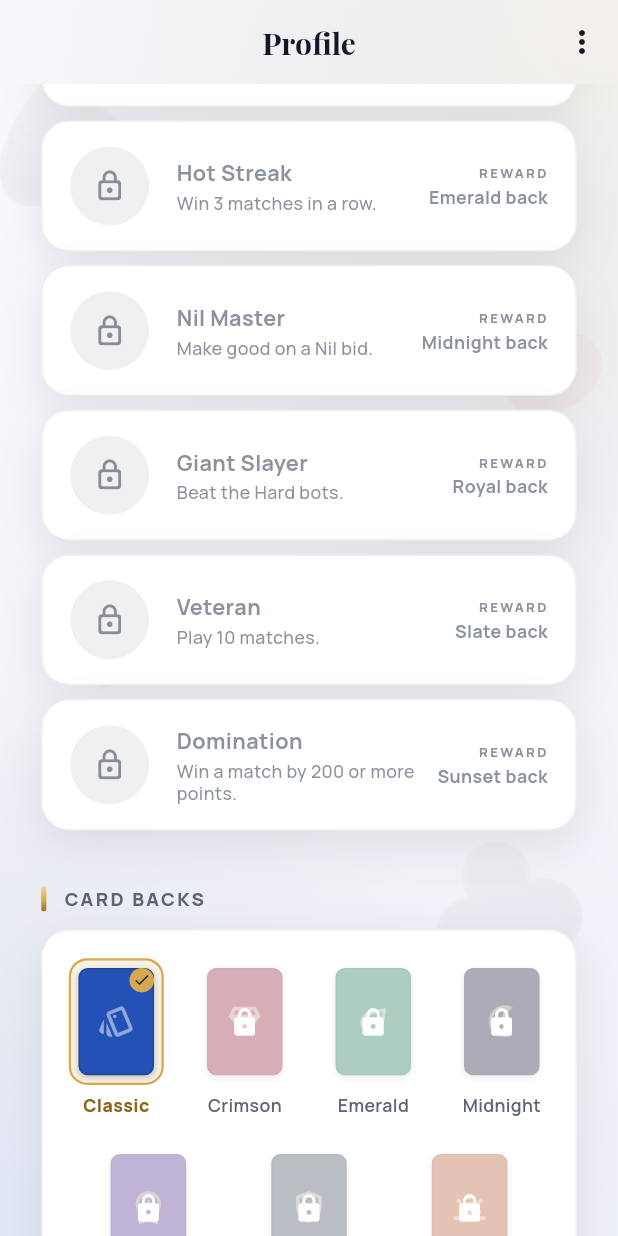
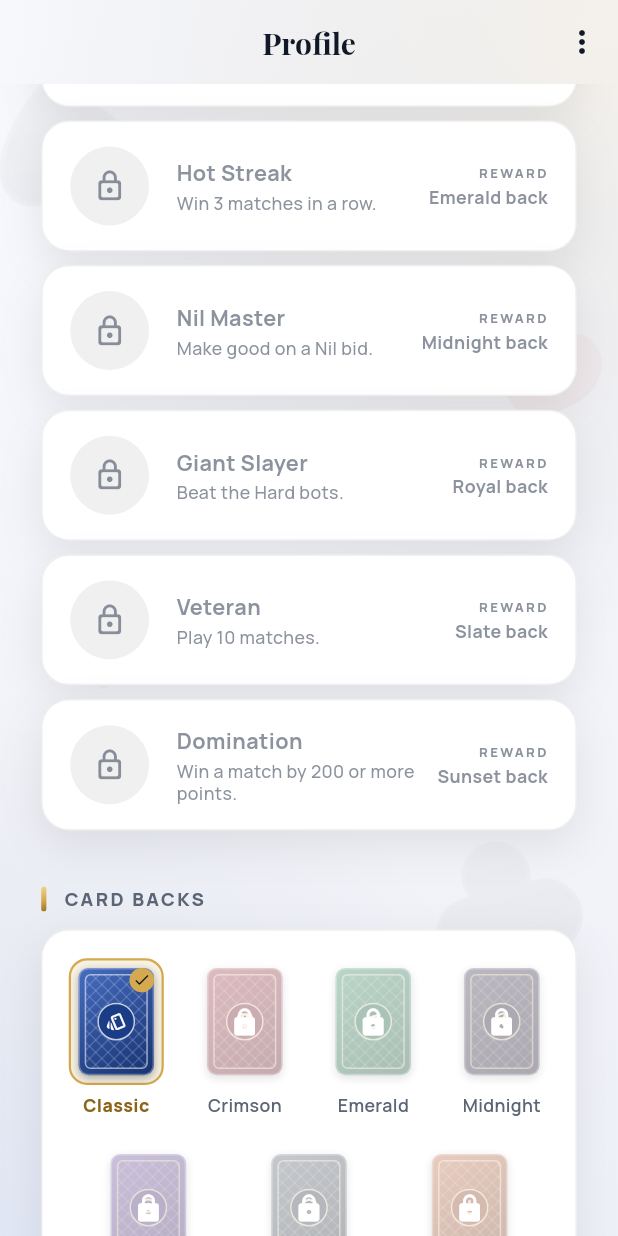
Before and after one commit to Gulshid/Card-Game, a Flutter app: the ProfilePage screen opened by its route, scrolled down 576 dp, on a phone screen of 412 x 824 dp. Run offline on Flutter 3.47's test engine with Material 3 defaults, Android fonts, the light colour scheme and no system bars; our stand-ins replace audioplayers, equatable, flutter_bloc, flutter_screenutil, get_it, go_router and 3 more; accounts and stored records are empty; statements that could not run were skipped.

Commit message:
playing card view is updated

```diff
--- a/card_game/lib/features/game/Presentation/widgets/playing_card_view.dart
+++ b/card_game/lib/features/game/Presentation/widgets/playing_card_view.dart
@@ -1,14 +1,24 @@
+import 'dart:math' as math;
+
+import 'package:card_game/core/theme/app_colors.dart';
 import 'package:card_game/features/Profile/domain/models/achievements.dart';
 import 'package:card_game/features/game/domain/models/playing_card.dart';
-import 'package:card_game/features/profile/presentation/cosmetic_theme.dart';
-import 'package:card_game/features/profile/presentation/widgets/card_back_scope.dart';
+import 'package:card_game/features/game/domain/models/rank.dart';
+import 'package:card_game/features/Profile/presentation/cosmetic_theme.dart';
+import 'package:card_game/features/Profile/presentation/widgets/card_back_scope.dart';
 import 'package:flutter/material.dart';
 import 'package:flutter_screenutil/flutter_screenutil.dart';
+import 'package:google_fonts/google_fonts.dart';
 
 /// Renders one physical card — either its face ([card]) or, when
-/// [faceDown] is true, a plain back. Used for the human's hand, the
-/// trick area, and opponents' face-down fans alike, so every card in
-/// the app looks and sizes identically.
+/// [faceDown] is true, the player's chosen back. Used for the human's
+/// hand, the trick area, and opponents' face-down fans alike, so every
+/// card in the app looks and sizes identically.
+///
+/// Face: ivory stock, corner indices (mirrored top-left / bottom-right),
+/// a large centre pip, and a framed court-card panel for J/Q/K.
+/// Back: a two-tone gradient with an inset border, a diamond lattice and
+/// a centre medallion carrying the style's icon.
 class PlayingCardView extends StatelessWidget {
   const PlayingCardView({
     required this.card,
@@ -17,6 +27,7 @@ class PlayingCardView extends StatelessWidget {
     this.width = 44,
     this.selected = false,
     this.dimmed = false,
+    this.highlight = false,
   });
 
   final PlayingCard? card;
@@ -28,76 +39,202 @@ class PlayingCardView extends StatelessWidget {
   /// the human's hand, so the legal plays visually stand out.
   final bool dimmed;
 
+  /// A thin gold edge — marks a card the player can legally play now.
+  final bool highlight;
+
   static const double _aspectRatio = 1.42; // height / width
 
   @override
   Widget build(BuildContext context) {
     final double w = width.w;
     final double h = w * _aspectRatio;
-    // The back the player picked on the Profile screen (Phase 09); the
-    // classic blue when there is no CardBackScope above (tests, UI kit).
+    final double radius = w * 0.13;
+    // The back the player picked on the Profile screen; the classic blue
+    // when there is no CardBackScope above (tests, UI kit).
     final CardBackStyle back = CardBackScope.of(context);
+
+    final bool emphasised = selected || highlight;
 
     return AnimatedOpacity(
       duration: const Duration(milliseconds: 150),
-      opacity: dimmed ? 0.45 : 1.0,
+      opacity: dimmed ? 0.5 : 1.0,
       child: AnimatedContainer(
         duration: const Duration(milliseconds: 150),
         curve: Curves.easeOut,
         width: w,
         height: h,
-        transform: selected ? (Matrix4.identity()..translate(0.0, -10.0.h)) : Matrix4.identity(),
+        transform: selected ? Matrix4.translationValues(0, -10.h, 0) : Matrix4.identity(),
         decoration: BoxDecoration(
-          color: faceDown ? back.base : Colors.white,
-          borderRadius: BorderRadius.circular(6.r),
+          gradient: faceDown
+              ? LinearGradient(
+                  begin: Alignment.topLeft,
+                  end: Alignment.bottomRight,
+                  colors: [
+                    Color.lerp(back.base, Colors.white, 0.16)!,
+                    Color.lerp(back.base, Colors.black, 0.38)!,
+                  ],
+                )
+              : const LinearGradient(
+                  begin: Alignment.topCenter,
+                  end: Alignment.bottomCenter,
+                  colors: [Color(0xFFFFFFFF), Color(0xFFEEF0F6)],
+                ),
+          borderRadius: BorderRadius.circular(radius),
           border: Border.all(
-            color: selected ? const Color(0xFFC79A3D) : Colors.black.withValues(alpha: 0.15),
-            width: selected ? 2 : 1,
+            color: emphasised
+                ? AppColors.gold
+                : (faceDown ? Colors.white.withValues(alpha: 0.30) : Colors.black.withValues(alpha: 0.14)),
+            width: selected ? 2 : (highlight ? 1.4 : 1),
           ),
           boxShadow: [
             BoxShadow(
-              color: Colors.black.withValues(alpha: selected ? 0.35 : 0.2),
-              blurRadius: selected ? 8 : 3,
-              offset: Offset(0, selected ? 4 : 1.5),
+              color: Colors.black.withValues(alpha: selected ? 0.45 : 0.28),
+              blurRadius: selected ? 12 : 4,
+              offset: Offset(0, selected ? 6 : 2),
             ),
+            if (highlight && !selected)
+              BoxShadow(color: AppColors.gold.withValues(alpha: 0.28), blurRadius: 8),
           ],
         ),
-        child: faceDown ? _buildBack(back) : _buildFace(w),
+        child: faceDown ? _buildBack(back, w, radius) : _buildFace(w),
       ),
     );
   }
 
-  Widget _buildBack(CardBackStyle back) {
-    return Center(
-      child: Icon(back.icon, color: back.accent.withValues(alpha: 0.5), size: width.w * 0.5),
-    );
-  }
+  // ---- Back ---------------------------------------------------------------
 
-  Widget _buildFace(double w) {
-    final PlayingCard c = card!;
-    final Color suitColor = c.suit.isRed ? const Color(0xFFD85A30) : const Color(0xFF12213B);
-    final double fontSize = w * 0.30;
-
-    return Padding(
-      padding: EdgeInsets.all(4.w),
-      child: Column(
-        crossAxisAlignment: CrossAxisAlignment.start,
+  Widget _buildBack(CardBackStyle back, double w, double radius) {
+    return ClipRRect(
+      borderRadius: BorderRadius.circular(radius),
+      child: Stack(
+        fit: StackFit.expand,
         children: [
-          Text(
-            c.rank.label,
-            style: TextStyle(color: suitColor, fontSize: fontSize, fontWeight: FontWeight.w700, height: 1),
-          ),
-          Text(c.suit.symbol, style: TextStyle(color: suitColor, fontSize: fontSize * 0.85, height: 1)),
-          const Spacer(),
-          Align(
-            alignment: Alignment.centerRight,
-            child: Text(
-              c.suit.symbol,
-              style: TextStyle(color: suitColor, fontSize: fontSize * 1.3, height: 1),
+          CustomPaint(painter: _BackPatternPainter(accent: back.accent)),
+          Center(
+            child: Container(
+              width: w * 0.5,
+              height: w * 0.5,
+              decoration: BoxDecoration(
+                shape: BoxShape.circle,
+                color: Color.lerp(back.base, Colors.black, 0.25),
+                border: Border.all(color: back.accent.withValues(alpha: 0.75), width: 1),
+              ),
+              child: Icon(back.icon, color: back.accent, size: w * 0.28),
             ),
           ),
         ],
       ),
     );
   }
+
+  // ---- Face ---------------------------------------------------------------
+
+  Widget _buildFace(double w) {
+    final PlayingCard c = card!;
+    final Color ink = c.suit.isRed ? AppColors.suitRed : AppColors.suitBlack;
+    final bool isCourt = c.rank == Rank.jack || c.rank == Rank.queen || c.rank == Rank.king;
+    final bool isAce = c.rank == Rank.ace;
+    final double idx = w * 0.28;
+
+    final Widget corner = Column(
+      mainAxisSize: MainAxisSize.min,
+      children: [
+        Text(
+          c.rank.label,
+          style: GoogleFonts.manrope(
+            color: ink,
+            fontSize: idx,
+            fontWeight: FontWeight.w800,
+            height: 1,
+            letterSpacing: c.rank == Rank.ten ? -1.2 : 0,
+          ),
+        ),
+        Text(c.suit.symbol, style: TextStyle(color: ink, fontSize: idx * 0.85, height: 1)),
+      ],
+    );
+
+    final Widget centre = isCourt
+        ? Container(
+            width: w * 0.52,
+            height: w * 0.70,
+            alignment: Alignment.center,
+            decoration: BoxDecoration(
+              color: ink.withValues(alpha: 0.07),
+              borderRadius: BorderRadius.circular(w * 0.08),
+              border: Border.all(color: ink.withValues(alpha: 0.30), width: 1),
+            ),
+            child: Column(
+              mainAxisSize: MainAxisSize.min,
+              children: [
+                Text(
+                  c.rank.label,
+                  style: GoogleFonts.playfairDisplay(
+                    color: ink,
+                    fontSize: w * 0.30,
+                    fontWeight: FontWeight.w800,
+                    height: 1,
+                  ),
+                ),
+                Text(c.suit.symbol, style: TextStyle(color: ink, fontSize: w * 0.24, height: 1)),
+              ],
+            ),
+          )
+        : Text(
+            c.suit.symbol,
+            style: TextStyle(color: ink, fontSize: isAce ? w * 0.64 : w * 0.48, height: 1),
+          );
+
+    return Stack(
+      children: [
+        Positioned(left: w * 0.08, top: w * 0.06, child: corner),
+        if (w >= 34)
+          Positioned(
+            right: w * 0.08,
+            bottom: w * 0.06,
+            child: Transform.rotate(angle: math.pi, child: corner),
+          ),
+        Align(alignment: const Alignment(0, 0.08), child: centre),
+      ],
+    );
+  }
 }
+
+/// Inset border + diamond lattice for card backs.
+class _BackPatternPainter extends CustomPainter {
+  _BackPatternPainter({required this.accent});
+
+  final Color accent;
+
+  @override
+  void paint(Canvas canvas, Size size) {
+    final double inset = size.width * 0.075;
+    final RRect inner = RRect.fromRectAndRadius(
+      Rect.fromLTWH(inset, inset, size.width - inset * 2, size.height - inset * 2),
+      Radius.circular(size.width * 0.07),
+    );
+
+    canvas.save();
+    canvas.clipRRect(inner);
+    final Paint lattice = Paint()
+      ..color = accent.withValues(alpha: 0.17)
+      ..strokeWidth = 0.9
+      ..style = PaintingStyle.stroke;
+    final double step = math.max(5.0, size.width * 0.17);
+    for (double k = -size.height; k < size.width + size.height; k += step) {
+      canvas.drawLine(Offset(k, 0), Offset(k + size.height, size.height), lattice);
+      canvas.drawLine(Offset(k, size.height), Offset(k + size.height, 0), lattice);
+    }
+    canvas.restore();
+
+    canvas.drawRRect(
+      inner,
+      Paint()
+        ..color = accent.withValues(alpha: 0.55)
+        ..style = PaintingStyle.stroke
+        ..strokeWidth = 1,
+    );
+  }
+
+  @override
+  bool shouldRepaint(covariant _BackPatternPainter old) => old.accent != accent;
+}
```
